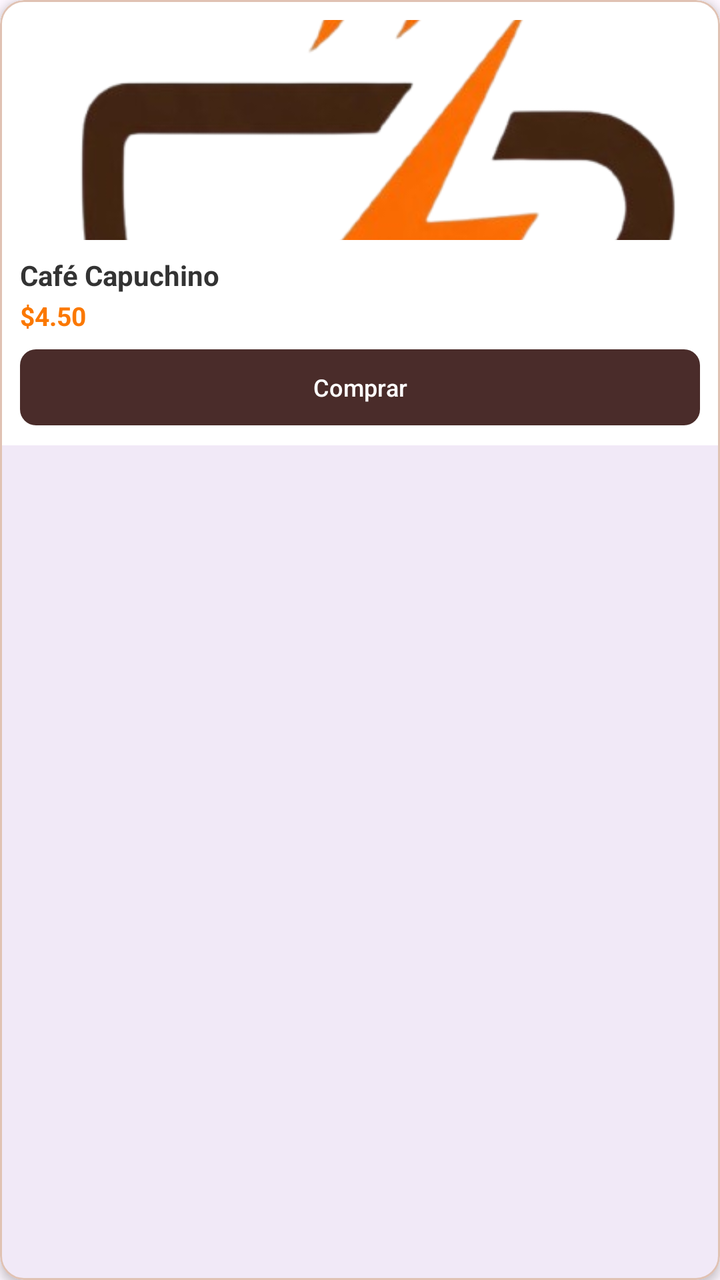
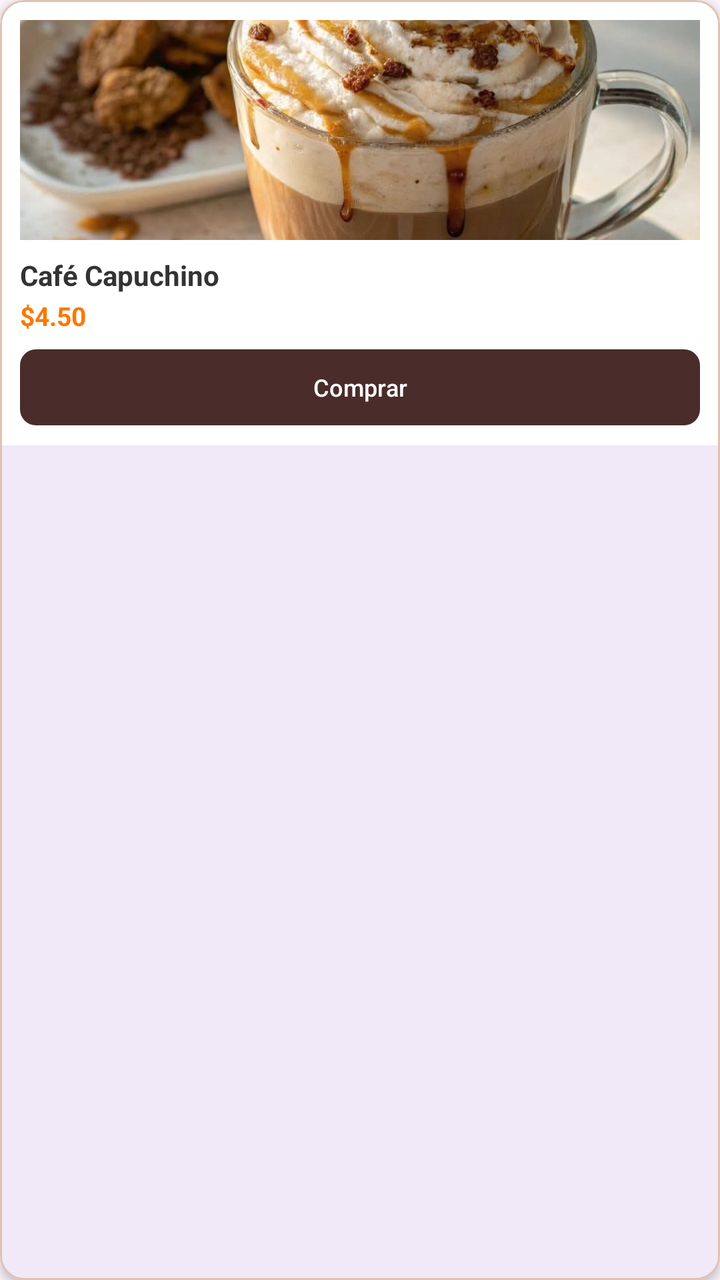

Before-and-after screenshots of an Android layout around one commit, followed by the original layout XML and the change that was made.
<!-- AndroidManifest.xml: application theme Theme.CafeExpress -->
<!-- res/layout/item_producto.xml -->
<?xml version="1.0" encoding="utf-8"?>
<com.google.android.material.card.MaterialCardView
  xmlns:android="http://schemas.android.com/apk/res/android"
  xmlns:app="http://schemas.android.com/apk/res-auto"
  android:layout_width="match_parent"
  android:layout_height="wrap_content"
  android:layout_margin="6dp"
  app:cardCornerRadius="12dp"
  app:cardElevation="3dp"
  app:strokeColor="#E0C2B3"
  app:strokeWidth="1dp">

  <LinearLayout
    android:layout_width="match_parent"
    android:layout_height="wrap_content"
    android:orientation="vertical"
    android:background="#FFFFFF"
    android:padding="10dp">

    
    <ImageView
      android:id="@+id/imgProducto"
      android:layout_width="match_parent"
      android:layout_height="110dp"
      android:contentDescription="Imagen del producto"
      android:scaleType="centerCrop"
      android:src="@drawable/logo1" />

    
    <TextView
      android:id="@+id/txtNombreProducto"
      android:layout_width="match_parent"
      android:layout_height="wrap_content"
      android:layout_marginTop="8dp"
      android:ellipsize="end"
      android:maxLines="1"
      android:text="Café Capuchino"
      android:textColor="#333333"
      android:textSize="14sp"
      android:textStyle="bold" />

    
    <TextView
      android:id="@+id/txtPrecioProducto"
      android:layout_width="match_parent"
      android:layout_height="wrap_content"
      android:layout_marginTop="2dp"
      android:text="$4.50"
      android:textColor="#FB7800"
      android:textSize="13sp"
      android:textStyle="bold" />

    
    <com.google.android.material.button.MaterialButton
      android:id="@+id/btnComprar"
      android:layout_width="match_parent"
      android:layout_height="38dp"
      android:layout_marginTop="8dp"
      android:insetTop="0dp"
      android:insetBottom="0dp"
      android:text="Comprar"
      android:textSize="12sp"
      app:backgroundTint="#4A2C2A"
      app:cornerRadius="8dp" />

  </LinearLayout>

</com.google.android.material.card.MaterialCardView>
<!-- resources referenced by this layout -->
<resources>
  <!-- drawable logo1: png bitmap (drawable, 103698 bytes) -->
  <style name="Theme.CafeExpress" parent="Base.Theme.CafeExpress" />
  <style name="Base.Theme.CafeExpress" parent="Theme.Material3.DayNight.NoActionBar">
      
      
    </style>
</resources>

<!-- the commit's change to res/layout/item_producto.xml (unified diff, before → after) -->
@@ -2,7 +2,7 @@
 <com.google.android.material.card.MaterialCardView
   xmlns:android="http://schemas.android.com/apk/res/android"
   xmlns:app="http://schemas.android.com/apk/res-auto"
-  android:layout_width="match_parent"
+  android:layout_width="160dp"
   android:layout_height="wrap_content"
   android:layout_margin="6dp"
   app:cardCornerRadius="12dp"
@@ -24,7 +24,7 @@
       android:layout_height="110dp"
       android:contentDescription="Imagen del producto"
       android:scaleType="centerCrop"
-      android:src="@drawable/logo1" />
+      android:src="@drawable/cafe1" />
 
     
     <TextView
<!-- resource entries referenced after the edit -->
@@ -1,6 +1,6 @@
 <!-- resources referenced by this layout -->
 <resources>
-  <!-- drawable logo1: png bitmap (drawable, 103698 bytes) -->
+  <!-- drawable cafe1: jpeg bitmap (drawable, 108060 bytes) -->
   <style name="Theme.CafeExpress" parent="Base.Theme.CafeExpress" />
   <style name="Base.Theme.CafeExpress" parent="Theme.Material3.DayNight.NoActionBar">
       
